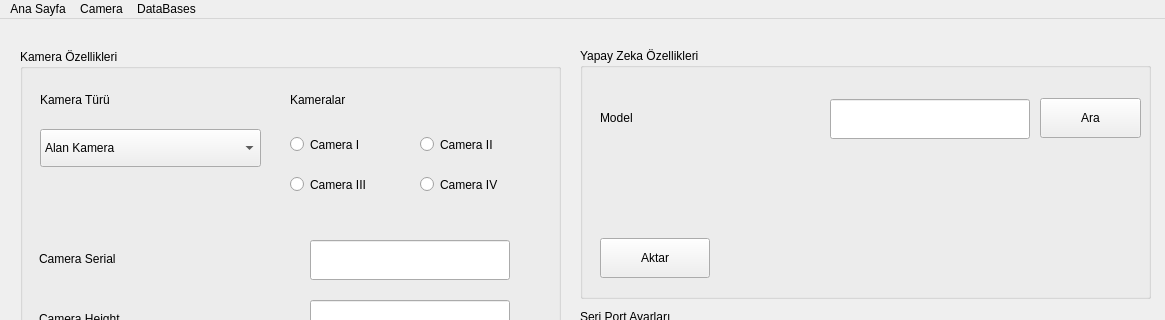
Yavuzhan-Baykara/optical-eye, file admin_page.ui: the form before one commit; both pictures show x 0 to 1165 and y 0 to 320 of the 1165 by 710 pixel window.
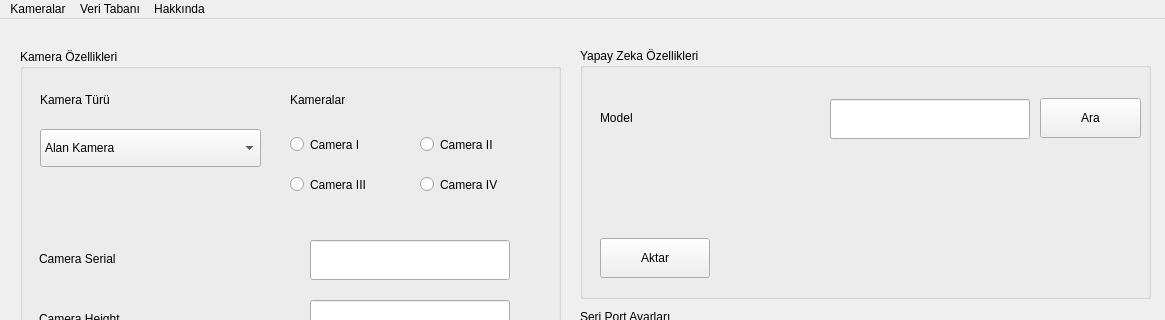
The form after the commit. Icons and pictures are not drawn.

```diff
--- a/admin_page.ui
+++ b/admin_page.ui
@@ -2691,24 +2691,24 @@
      <height>43</height>
     </rect>
    </property>
-   <widget class="QMenu" name="menuAna_Sayfa">
+   <widget class="QMenu" name="menuKameralar">
     <property name="title">
-     <string>Ana Sayfa</string>
+     <string>Kameralar</string>
     </property>
    </widget>
-   <widget class="QMenu" name="menuCamera">
+   <widget class="QMenu" name="menuVeri_Tabani">
     <property name="title">
-     <string>Camera</string>
+     <string>Veri Tabanı</string>
     </property>
    </widget>
-   <widget class="QMenu" name="menuDataBases">
+   <widget class="QMenu" name="menuHakknda">
     <property name="title">
-     <string>DataBases</string>
+     <string>Hakkında</string>
     </property>
    </widget>
-   <addaction name="menuAna_Sayfa"/>
-   <addaction name="menuCamera"/>
-   <addaction name="menuDataBases"/>
+   <addaction name="menuKameralar"/>
+   <addaction name="menuVeri_Tabani"/>
+   <addaction name="menuHakknda"/>
   </widget>
   <widget class="QStatusBar" name="statusbar"/>
  </widget>
```
Left out of the diff: 18 changed lines with no effect on the pictures.
